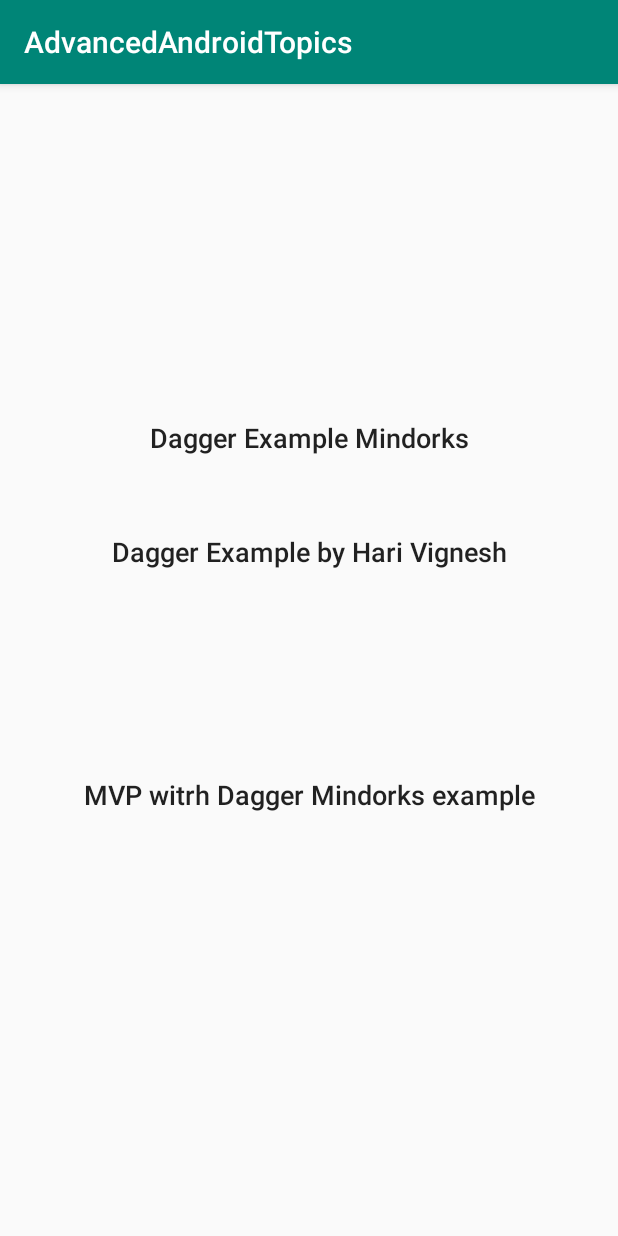
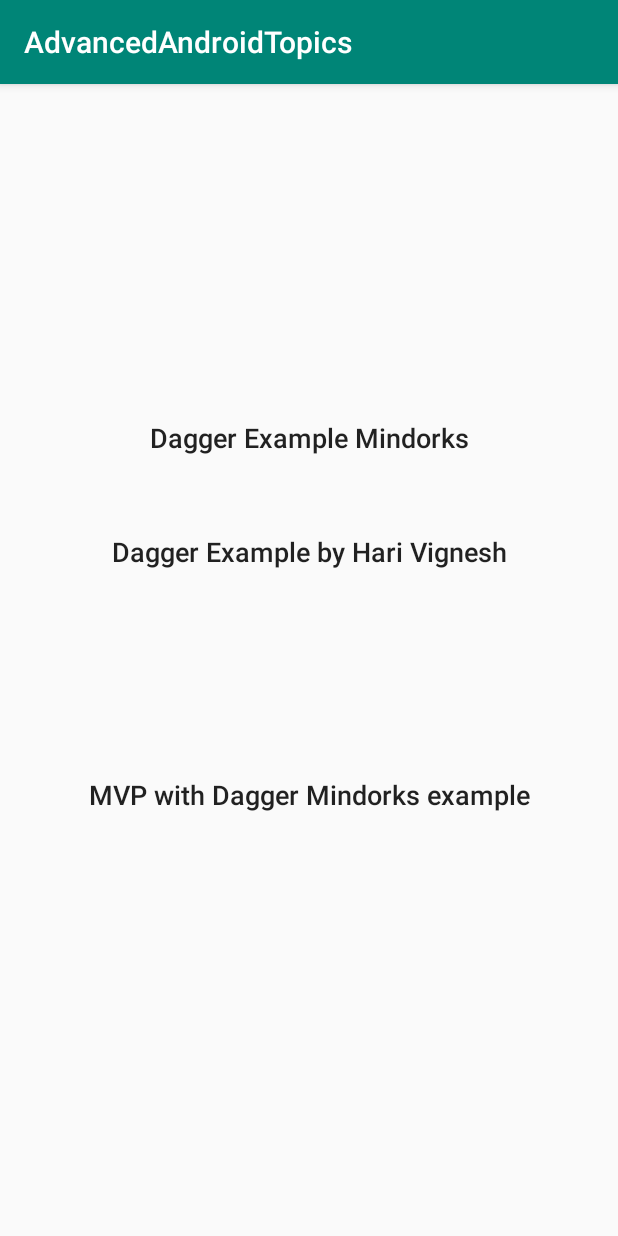
Before and after one commit to rajtheinnovator/AdvancedAndroidTopics, an Android app: the screen it shows after launch (MainActivity), on a phone screen of 412 x 824 dp. Run offline under Robolectric (Android 15) with nearby library versions, the phone set to English and light mode, and no system bars; our stand-ins replace Dagger/Hilt's generated code, Timber; 2 statements that could not run were skipped.

Commit message:
Setup basic package structure for mvp sample mindorks

```diff
--- a/app/src/main/AndroidManifest.xml
+++ b/app/src/main/AndroidManifest.xml
@@ -21,7 +21,7 @@
             </intent-filter>
         </activity>
         <activity
-            android:name=".mvpwithdaggermindorks.MvpWithDaggerActivity"
+            android:name=".mvpwithdaggermindorks.ui.MvpWithDaggerActivity"
             android:label="Mvp with Dagger"
             android:parentActivityName=".MainActivity" />
         <activity
--- a/app/src/main/java/com/enpassio/advancedandroidtopics/MainActivity.java
+++ b/app/src/main/java/com/enpassio/advancedandroidtopics/MainActivity.java
@@ -8,7 +8,7 @@ import android.widget.Button;
 
 import com.enpassio.advancedandroidtopics.daggerexamplebyharivignesh.DaggerExampleActivityByHariVignesh;
 import com.enpassio.advancedandroidtopics.daggerexamplemindorks.view.DaggerExampleMindorks;
-import com.enpassio.advancedandroidtopics.mvpwithdaggermindorks.MvpWithDaggerActivity;
+import com.enpassio.advancedandroidtopics.mvpwithdaggermindorks.ui.MvpWithDaggerActivity;
 
 public class MainActivity extends AppCompatActivity implements View.OnClickListener {
 
--- a/app/src/main/java/com/enpassio/advancedandroidtopics/MainApplication.java
+++ b/app/src/main/java/com/enpassio/advancedandroidtopics/MainApplication.java
@@ -4,7 +4,7 @@ import android.app.Activity;
 import android.app.Application;
 import android.content.Context;
 
-import com.enpassio.advancedandroidtopics.daggerexamplebyharivignesh.DaggerRandomUserComponent;
+import com.enpassio.advancedandroidtopics.daggerexamplebyharivignesh.component.DaggerRandomUserComponent;
 import com.enpassio.advancedandroidtopics.daggerexamplebyharivignesh.component.RandomUserComponent;
 import com.enpassio.advancedandroidtopics.daggerexamplebyharivignesh.module.ContextModule;
 import com.enpassio.advancedandroidtopics.daggerexamplemindorks.data.DataManager;
--- a/app/src/main/java/com/enpassio/advancedandroidtopics/daggerexamplebyharivignesh/DaggerExampleActivityByHariVignesh.java
+++ b/app/src/main/java/com/enpassio/advancedandroidtopics/daggerexamplebyharivignesh/DaggerExampleActivityByHariVignesh.java
@@ -10,6 +10,7 @@ import android.support.v7.widget.RecyclerView;
 import com.enpassio.advancedandroidtopics.MainApplication;
 import com.enpassio.advancedandroidtopics.R;
 import com.enpassio.advancedandroidtopics.daggerexamplebyharivignesh.adapter.RandomUserAdapter;
+import com.enpassio.advancedandroidtopics.daggerexamplebyharivignesh.component.DaggerRandomUserComponent;
 import com.enpassio.advancedandroidtopics.daggerexamplebyharivignesh.component.RandomUserComponent;
 import com.enpassio.advancedandroidtopics.daggerexamplebyharivignesh.interfaces.RandomUsersApi;
 import com.enpassio.advancedandroidtopics.daggerexamplebyharivignesh.mainactivityfeature.DaggerMainActivityComponent;
--- a/app/src/main/java/com/enpassio/advancedandroidtopics/mvpwithdaggermindorks/MvpWithDaggerActivity.java
+++ b/app/src/main/java/com/enpassio/advancedandroidtopics/mvpwithdaggermindorks/ui/MvpWithDaggerActivity.java
@@ -1,4 +1,4 @@
-package com.enpassio.advancedandroidtopics.mvpwithdaggermindorks;
+package com.enpassio.advancedandroidtopics.mvpwithdaggermindorks.ui;
 
 import android.os.Bundle;
 import android.support.v7.app.AppCompatActivity;
--- a/app/src/main/res/layout/activity_main.xml
+++ b/app/src/main/res/layout/activity_main.xml
@@ -13,7 +13,7 @@
         android:layout_marginTop="8dp"
         android:layout_marginBottom="8dp"
         android:background="@null"
-        android:text="MVP witrh Dagger Mindorks example"
+        android:text="MVP with Dagger Mindorks example"
         android:textAllCaps="false"
         android:textSize="18sp"
         app:layout_constraintBottom_toBottomOf="parent"
--- a/app/src/main/res/layout/activity_mvp_with_dagger.xml
+++ b/app/src/main/res/layout/activity_mvp_with_dagger.xml
@@ -1,9 +1,8 @@
 <?xml version="1.0" encoding="utf-8"?>
 <android.support.constraint.ConstraintLayout xmlns:android="http://schemas.android.com/apk/res/android"
-    xmlns:app="http://schemas.android.com/apk/res-auto"
     xmlns:tools="http://schemas.android.com/tools"
     android:layout_width="match_parent"
     android:layout_height="match_parent"
-    tools:context=".mvpwithdaggermindorks.MvpWithDaggerActivity">
+    tools:context=".mvpwithdaggermindorks.ui.MvpWithDaggerActivity">
 
 </android.support.constraint.ConstraintLayout>
```
Also changed, not shown: app/src/main/java/com/enpassio/advancedandroidtopics/mvpwithdaggermindorks/data/AppDataManager.java (added, +7 -0 lines), app/src/main/java/com/enpassio/advancedandroidtopics/mvpwithdaggermindorks/data/DataManager.java (added, +7 -0 lines), app/src/main/java/com/enpassio/advancedandroidtopics/mvpwithdaggermindorks/di/ActivityContext.java (added, +7 -0 lines), app/src/main/java/com/enpassio/advancedandroidtopics/mvpwithdaggermindorks/service/SyncService.java (added, +7 -0 lines), app/src/main/java/com/enpassio/advancedandroidtopics/mvpwithdaggermindorks/utils/ViewUtils.java (added, +7 -0 lines).
